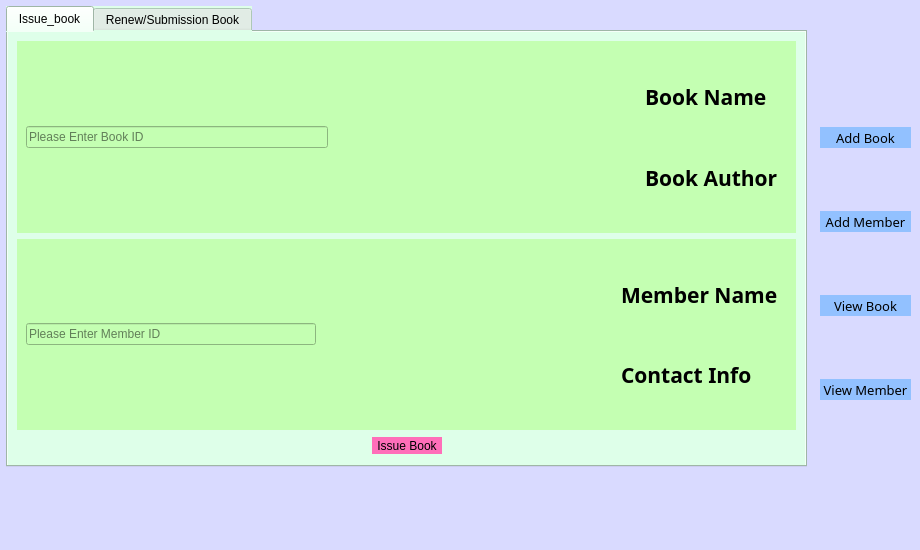
Old version of the form window.ui in the repository AmirNikravan/lms.
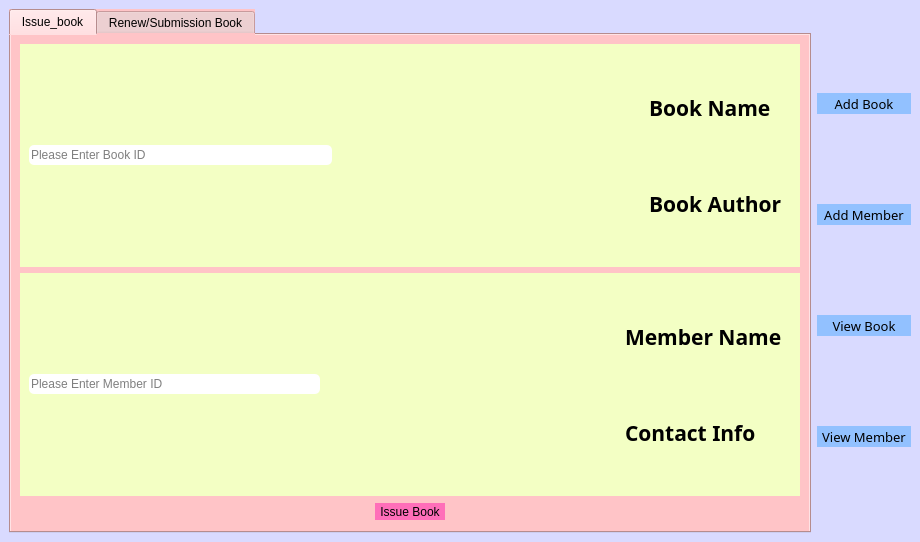
New version of the form. The open tabs and pages were chosen to show the change. Icons and pictures are not drawn.

The edit to the form file:
```diff
--- a/window.ui
+++ b/window.ui
@@ -7,7 +7,7 @@
     <x>0</x>
     <y>0</y>
     <width>920</width>
-    <height>550</height>
+    <height>542</height>
    </rect>
   </property>
   <property name="windowTitle">
@@ -17,17 +17,11 @@
    <string notr="true">background-color: rgb(217, 218, 255);</string>
   </property>
   <widget class="QWidget" name="centralwidget">
+   <layout class="QHBoxLayout" name="horizontalLayout_5">
+    <item>
    <widget class="QTabWidget" name="tabWidget">
-    <property name="geometry">
-     <rect>
-      <x>6</x>
-      <y>6</y>
-      <width>801</width>
-      <height>461</height>
-     </rect>
-    </property>
     <property name="styleSheet">
-     <string notr="true">background-color: rgb(222, 255, 233);</string>
+       <string notr="true">background-color: rgb(255, 196, 199);</string>
     </property>
     <property name="tabShape">
      <enum>QTabWidget::Rounded</enum>
@@ -44,12 +38,31 @@
        <widget class="QWidget" name="horizontalWidget" native="true">
         <property name="styleSheet">
          <string notr="true">QWidget{
-background-color: rgb(196, 255, 178);
+
+	background-color: rgb(243, 255, 196);
+
+
 }</string>
         </property>
         <layout class="QHBoxLayout" name="horizontalLayout">
          <item>
           <widget class="QLineEdit" name="lineEdit_bookid">
+             <property name="maximumSize">
+              <size>
+               <width>16777215</width>
+               <height>20</height>
+              </size>
+             </property>
+             <property name="styleSheet">
+              <string notr="true">QLineEdit{border-radius:5px;
+background-color: rgb(255, 255, 255);
+
+}
+QLineEdit:focus{
+border: 2px solid rgb(255, 215, 238);
+}
+</string>
+             </property>
            <property name="placeholderText">
             <string>Please Enter Book ID</string>
            </property>
@@ -69,7 +82,7 @@
           </spacer>
          </item>
          <item>
-          <widget class="QWidget" name="" native="true">
+            <widget class="QWidget" name="widget" native="true">
            <layout class="QVBoxLayout" name="verticalLayout_2">
             <item>
              <widget class="QLabel" name="label_bookname">
@@ -111,12 +124,31 @@
        <widget class="QWidget" name="horizontalWidget_2" native="true">
         <property name="styleSheet">
          <string notr="true">QWidget{
-background-color: rgb(196, 255, 178);
+
+	background-color: rgb(243, 255, 196);
+
+
 }</string>
         </property>
         <layout class="QHBoxLayout" name="horizontalLayout_2">
          <item>
           <widget class="QLineEdit" name="lineEdit_memberid">
+             <property name="maximumSize">
+              <size>
+               <width>16777215</width>
+               <height>20</height>
+              </size>
+             </property>
+             <property name="styleSheet">
+              <string notr="true">QLineEdit{border-radius:5px;
+background-color: rgb(255, 255, 255);
+
+}
+QLineEdit:focus{
+border: 2px solid rgb(255, 215, 238);
+}
+</string>
+             </property>
            <property name="placeholderText">
             <string>Please Enter Member ID</string>
            </property>
@@ -383,15 +415,8 @@
      </layout>
     </widget>
    </widget>
-   <widget class="QWidget" name="">
-    <property name="geometry">
-     <rect>
-      <x>820</x>
-      <y>70</y>
-      <width>91</width>
-      <height>391</height>
-     </rect>
-    </property>
+    </item>
+    <item>
     <layout class="QVBoxLayout" name="verticalLayout">
      <item>
       <widget class="QToolButton" name="toolButton_addbook">
@@ -570,7 +595,8 @@
       </widget>
      </item>
     </layout>
-   </widget>
+    </item>
+   </layout>
   </widget>
  </widget>
  <resources>
```
Left out of the diff: 20 changed lines with no effect on the pictures. Lines whose indentation alone changed are shown as unchanged.
